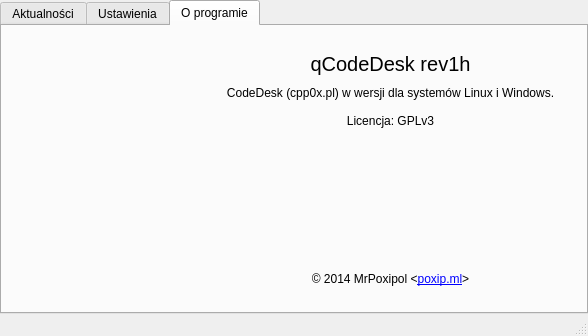
Above: ui/mainwindow.ui from poxip/qcodedesk before the change. Below: the same form after it.
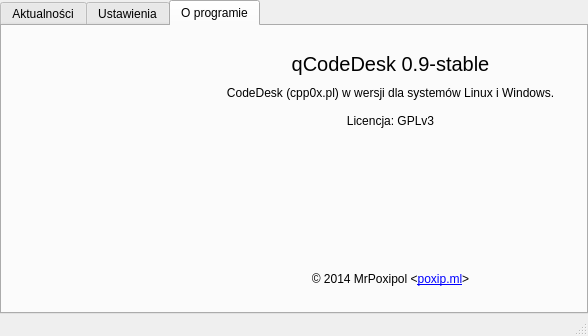
That is the form after the change. The open tabs and pages were chosen to show the change. Icons and pictures are not drawn.

Commit message: Update version name in About tab

The edit to the form file:
```diff
--- a/ui/mainwindow.ui
+++ b/ui/mainwindow.ui
@@ -370,7 +370,7 @@
                </font>
               </property>
               <property name="text">
-               <string>qCodeDesk rev1h</string>
+               <string>qCodeDesk 0.9-stable</string>
               </property>
               <property name="textFormat">
                <enum>Qt::AutoText</enum>
```
Left out of the diff: 4 changed lines with no effect on the pictures.
